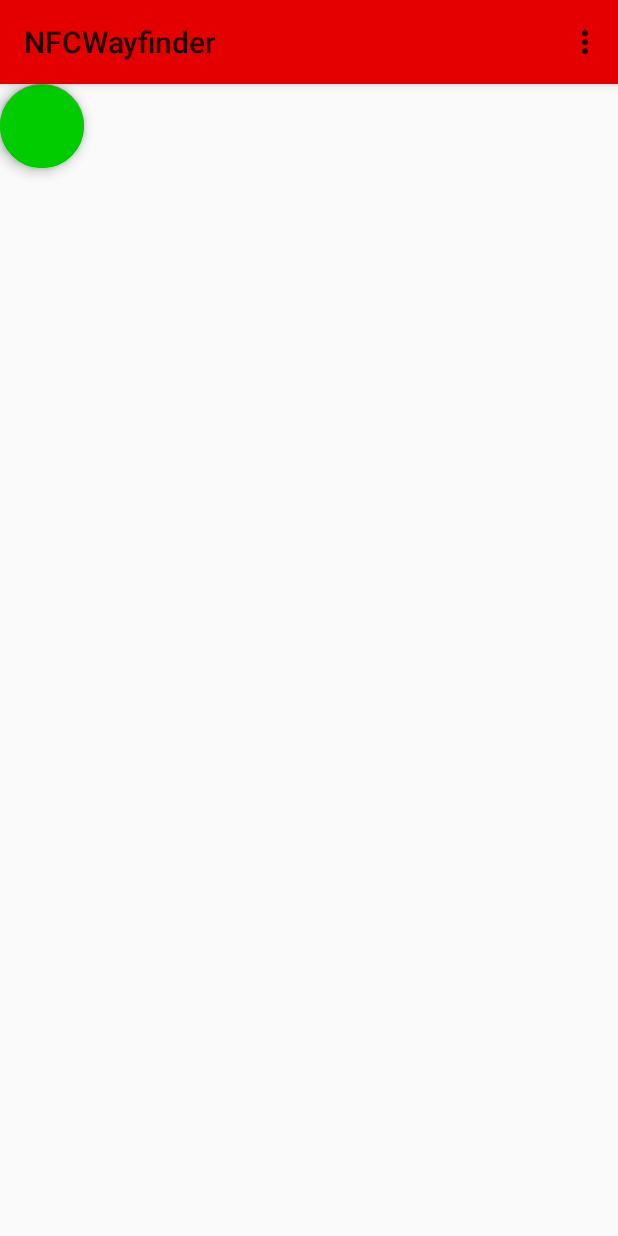
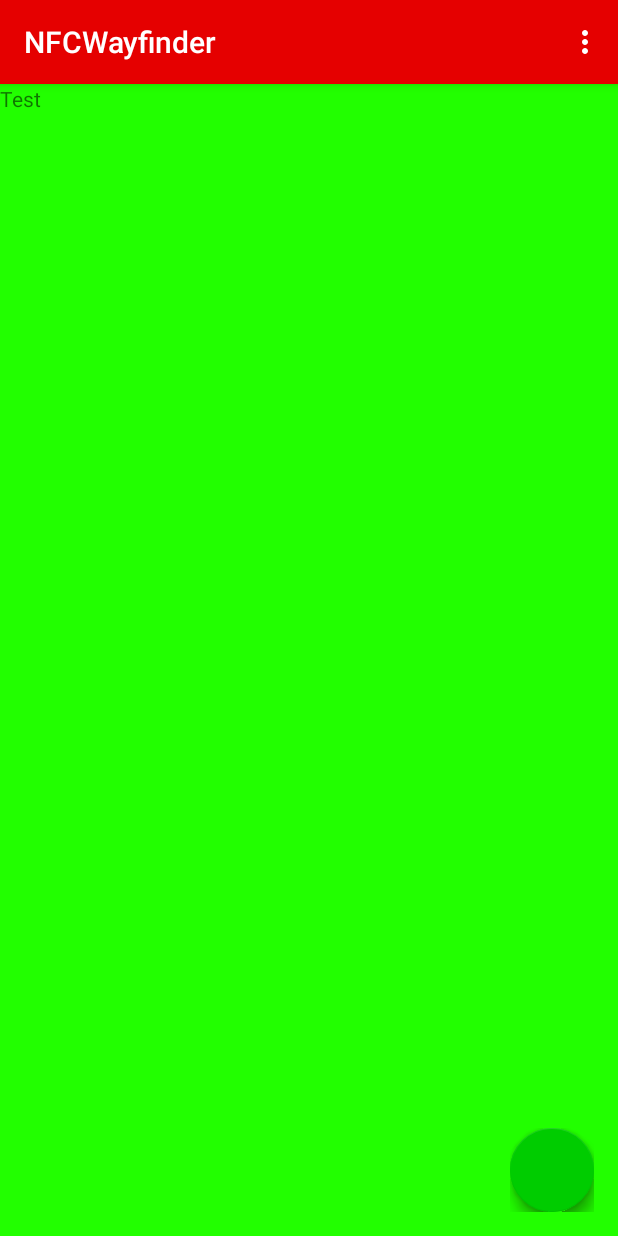
Before and after one commit to aBlueSky/NFCWayfinder, an Android app: the screen it shows after launch (MainActivity), on a phone screen of 412 x 824 dp. Run offline under Robolectric (Android 15) with nearby library versions, the phone set to English and light mode, and no system bars; libraries missing offline, so code that uses them is left out: com.getbase.floatingactionbutton; plain views replace FloatingActionButton, FloatingActionsMenu; 9 statements that could not run were skipped.

Commit message:
Fragment Test Implementation

```diff
--- a/app/build.gradle
+++ b/app/build.gradle
@@ -28,6 +28,7 @@ dependencies {
     compile fileTree(dir: 'libs', include: ['*.jar'])
     testCompile 'junit:junit:4.12'
     compile 'com.android.support:appcompat-v7:23.1.1'
+    compile 'com.android.support:design:23.2.1'
     compile 'com.android.support:recyclerview-v7:23.0.0'
     compile 'com.android.support:cardview-v7:23.0.0'
     compile 'com.firebase:firebase-client-android:2.5.0+'
--- a/app/src/main/java/com/cs2063/nfcw/nfcwayfinder/MainActivity.java
+++ b/app/src/main/java/com/cs2063/nfcw/nfcwayfinder/MainActivity.java
@@ -97,7 +97,7 @@ public class MainActivity extends AppCompatActivity
 
         /////////////////////////////////////////////////////////////////////////////////////////////
 
-        mText = (TextView) findViewById(R.id.nfcTagText);//TODO remove this preview of the tag.
+        //mText = (TextView) findViewById(R.id.nfcTagText);//TODO remove this preview of the tag.
 
         Firebase.setAndroidContext(getApplicationContext());
         firebaseManager = new FirebaseManager();//Initialise Firebase Manager.
@@ -121,7 +121,7 @@ public class MainActivity extends AppCompatActivity
         //TODO: Replace once the map function has been added/ move to a separate menu?
         rv = findViewById(R.id.room_list);
         assert rv != null;
-        setupRecyclerView((RecyclerView) rv);
+        //setupRecyclerView((RecyclerView) rv);
 
         //firebaseManager.sendMapToFirebase("ITC", createImageAsString(R.drawable.itc_level_snip));
     }
@@ -195,10 +195,11 @@ public class MainActivity extends AppCompatActivity
         firebaseManager.getBuilding(tokens[0], rvAdapter, this);
     }
 
+
     /**
      * Set up a recycler view and adapter to display the content read by NFC tags and retrieved
      * from Firebase from #handleNFCPayload .
-     * @param rv
+     * @param //rv
      */
     private void setupRecyclerView(RecyclerView rv)
     {
@@ -207,6 +208,7 @@ public class MainActivity extends AppCompatActivity
         rv.setAdapter(rvAdapter = new RoomRecyclerViewAdapter(RoomContent.ITEMS));
         rv.setLayoutManager(new LinearLayoutManager(this));
     }
+
 
     @Override
     public boolean onCreateOptionsMenu(Menu menu) {
@@ -239,6 +241,7 @@ public class MainActivity extends AppCompatActivity
         }
 	}
 
+
     //Convert a drawable image into a string to be added to firebase.
     public String createImageAsString(int drawableIndex)
     {
@@ -260,7 +263,8 @@ public class MainActivity extends AppCompatActivity
         Log.d(TAG, "createStringAsImage() called.");
         byte[] decodedString = Base64.decode(imageAsString, Base64.DEFAULT);
         Bitmap decodedByte = BitmapFactory.decodeByteArray(decodedString, 0, decodedString.length);
-        ImageView imageView = (ImageView) findViewById(R.id.mapView);
-        imageView.setImageBitmap(decodedByte);
+        //ImageView imageView = (ImageView) findViewById(R.id.mapView);
+        //imageView.setImageBitmap(decodedByte);
     }
+
 }
--- /dev/null
+++ b/app/src/main/java/com/cs2063/nfcw/nfcwayfinder/MainFragment.java
@@ -0,0 +1,17 @@
+package com.cs2063.nfcw.nfcwayfinder;
+
+import android.app.Fragment;
+import android.os.Bundle;
+import android.view.LayoutInflater;
+import android.view.View;
+import android.view.ViewGroup;
+
+/**
+ * Created by beaul on 2016-03-13.
+ */
+public class MainFragment extends Fragment {
+    public View onCreateView(LayoutInflater inflater, ViewGroup container, Bundle savedInstanceState)
+    {
+        return inflater.inflate(R.layout.fragment_main, container, false);
+    }
+}
--- a/app/src/main/res/layout/activity_main.xml
+++ b/app/src/main/res/layout/activity_main.xml
@@ -1,5 +1,5 @@
 <?xml version="1.0" encoding="utf-8"?>
-<LinearLayout xmlns:android="http://schemas.android.com/apk/res/android"
+<android.support.design.widget.CoordinatorLayout xmlns:android="http://schemas.android.com/apk/res/android"
     xmlns:tools="http://schemas.android.com/tools"
     xmlns:app="http://schemas.android.com/apk/res-auto"
     xmlns:fab="http://schemas.android.com/apk/res-auto"
@@ -9,26 +9,35 @@
     tools:context="com.cs2063.nfcw.nfcwayfinder.MainActivity"
     android:orientation="vertical">
 
-    <android.support.v7.widget.Toolbar
-        android:id="@+id/my_toolbar"
+    <android.support.design.widget.AppBarLayout
         android:layout_width="match_parent"
-        android:layout_height="?attr/actionBarSize"
-        android:background="?attr/colorPrimary"
-        android:elevation="4dp"
-        android:theme="@style/ThemeOverlay.AppCompat.ActionBar"
-        app:popupTheme="@style/ThemeOverlay.AppCompat.Light" />
+        android:layout_height="wrap_content"
+        android:theme="@style/AppTheme.AppBarOverlay">
+
+        <android.support.v7.widget.Toolbar
+            android:id="@+id/my_toolbar"
+            android:layout_width="match_parent"
+            android:layout_height="?attr/actionBarSize"
+            android:background="?attr/colorPrimary"
+            android:elevation="4dp"
+            app:popupTheme="@style/AppTheme.PopupOverlay"/>
+            <!--android:theme="@style/ThemeOverlay.AppCompat.ActionBar"
+            app:popupTheme="@style/ThemeOverlay.AppCompat.Light"-->
+
+    </android.support.design.widget.AppBarLayout>
+
+    <include layout="@layout/content_main" />
 
     <com.getbase.floatingactionbutton.FloatingActionsMenu
         android:id="@+id/multiple_actions"
-        android:layout_width="match_parent"
-        android:layout_height="match_parent"
+        android:layout_width="wrap_content"
+        android:layout_height="wrap_content"
         fab:fab_addButtonColorNormal="@color/white"
         fab:fab_addButtonColorPressed="@color/white_pressed"
         fab:fab_addButtonPlusIconColor="@color/half_black"
         fab:fab_labelStyle="@style/menu_labels_style"
-        android:layout_marginBottom="16dp"
-        android:layout_marginRight="16dp"
-        android:layout_marginEnd="16dp"
+        android:layout_gravity="bottom|end"
+        android:layout_margin="@dimen/fab_margin"
         android:clickable="false">
 
         <com.getbase.floatingactionbutton.FloatingActionButton
@@ -49,31 +58,4 @@
 
     </com.getbase.floatingactionbutton.FloatingActionsMenu>
 
-    <Button
-        android:id="@+id/btnDestination"
-        android:layout_width="wrap_content"
-        android:layout_height="wrap_content"
-        android:text="Set Destination"/>
-
-    <TextView
-        android:id="@+id/nfcTagText"
-        android:layout_width="wrap_content"
-        android:layout_height="wrap_content"
-        android:text="Placeholder of NFC Tag."
-        android:background="#91c9f1"/>
-
-    <ImageView
-        android:id="@+id/mapView"
-        android:layout_width="match_parent"
-        android:layout_height="wrap_content"
-        android:layout_gravity="center_horizontal"
-        android:minHeight="200dp"/>
-
-    <FrameLayout
-        android:id="@+id/frameLayout"
-        android:layout_width="match_parent"
-        android:layout_height="match_parent">
-
-        <include layout="@layout/room_list"/>
-    </FrameLayout>
-</LinearLayout>
+</android.support.design.widget.CoordinatorLayout>
--- a/app/src/main/res/layout/activity_main_other.xml
+++ /dev/null
@@ -1,16 +0,0 @@
-<?xml version="1.0" encoding="utf-8"?>
-<LinearLayout xmlns:android="http://schemas.android.com/apk/res/android"
-    xmlns:app="http://schemas.android.com/apk/res-auto"
-    android:orientation="vertical"
-    android:layout_width="match_parent"
-    android:layout_height="match_parent">
-
-    <android.support.v7.widget.Toolbar
-        android:id="@+id/my_toolbar"
-        android:layout_width="match_parent"
-        android:layout_height="?attr/actionBarSize"
-        android:background="?attr/colorPrimary"
-        android:elevation="4dp"
-        android:theme="@style/ThemeOverlay.AppCompat.ActionBar"
-        app:popupTheme="@style/ThemeOverlay.AppCompat.Light"/>
-</LinearLayout>
--- /dev/null
+++ b/app/src/main/res/layout/content_main.xml
@@ -0,0 +1,11 @@
+<?xml version="1.0" encoding="utf-8"?>
+<fragment xmlns:android="http://schemas.android.com/apk/res/android"
+    xmlns:app="http://schemas.android.com/apk/res-auto"
+    xmlns:tools="http://schemas.android.com/tools"
+    android:id="@+id/fragment"
+    android:name="com.cs2063.nfcw.nfcwayfinder.MainFragment"
+    android:orientation="vertical"
+    android:layout_width="match_parent"
+    android:layout_height="match_parent"
+    app:layout_behavior="@string/appbar_scrolling_view_behavior"
+    tools:layout="@layout/fragment_main"/>
--- /dev/null
+++ b/app/src/main/res/layout/fragment_main.xml
@@ -0,0 +1,47 @@
+<?xml version="1.0" encoding="utf-8"?>
+<LinearLayout xmlns:android="http://schemas.android.com/apk/res/android"
+    xmlns:tools="http://schemas.android.com/tools"
+    android:orientation="vertical"
+    android:layout_width="match_parent"
+    android:layout_height="match_parent"
+    android:background="#22ff00"
+    tools:context="com.cs2063.nfcw.nfcwayfinder.MainFragment"
+    tools:showIn="@layout/activity_main">
+
+    <!--
+    <Button
+        android:id="@+id/btnDestination"
+        android:layout_width="wrap_content"
+        android:layout_height="wrap_content"
+        android:text="Set Destination"/>
+
+    <TextView
+        android:id="@+id/nfcTagText"
+        android:layout_width="wrap_content"
+        android:layout_height="wrap_content"
+        android:text="Placeholder of NFC Tag."
+        android:background="#91c9f1"/>
+
+    <ImageView
+        android:id="@+id/mapView"
+        android:layout_width="match_parent"
+        android:layout_height="wrap_content"
+        android:layout_gravity="center_horizontal"
+        android:minHeight="200dp"/>
+
+    <FrameLayout
+        android:id="@+id/frameLayout"
+        android:layout_width="match_parent"
+        android:layout_height="match_parent">
+
+        <include layout="@layout/room_list"/>
+    </FrameLayout>
+    -->
+
+    <TextView
+        android:layout_width="wrap_content"
+        android:layout_height="wrap_content"
+        android:text="Test"
+        android:id="@+id/FragAText"/>
+
+</LinearLayout>
--- a/app/src/main/res/values/dimens.xml
+++ b/app/src/main/res/values/dimens.xml
@@ -2,4 +2,5 @@
     <!-- Default screen margins, per the Android Design guidelines. -->
     <dimen name="activity_horizontal_margin">16dp</dimen>
     <dimen name="activity_vertical_margin">16dp</dimen>
+    <dimen name="fab_margin">16dp</dimen>
 </resources>
--- a/app/src/main/res/values/styles.xml
+++ b/app/src/main/res/values/styles.xml
@@ -12,4 +12,8 @@
         <item name="android:background">@drawable/fab_label_background</item>
         <item name="android:textColor">@color/white</item>
     </style>
+
+    <style name="AppTheme.AppBarOverlay" parent="ThemeOverlay.AppCompat.Dark.ActionBar" />
+
+    <style name="AppTheme.PopupOverlay" parent="ThemeOverlay.AppCompat.Light" />
 </resources>
```
